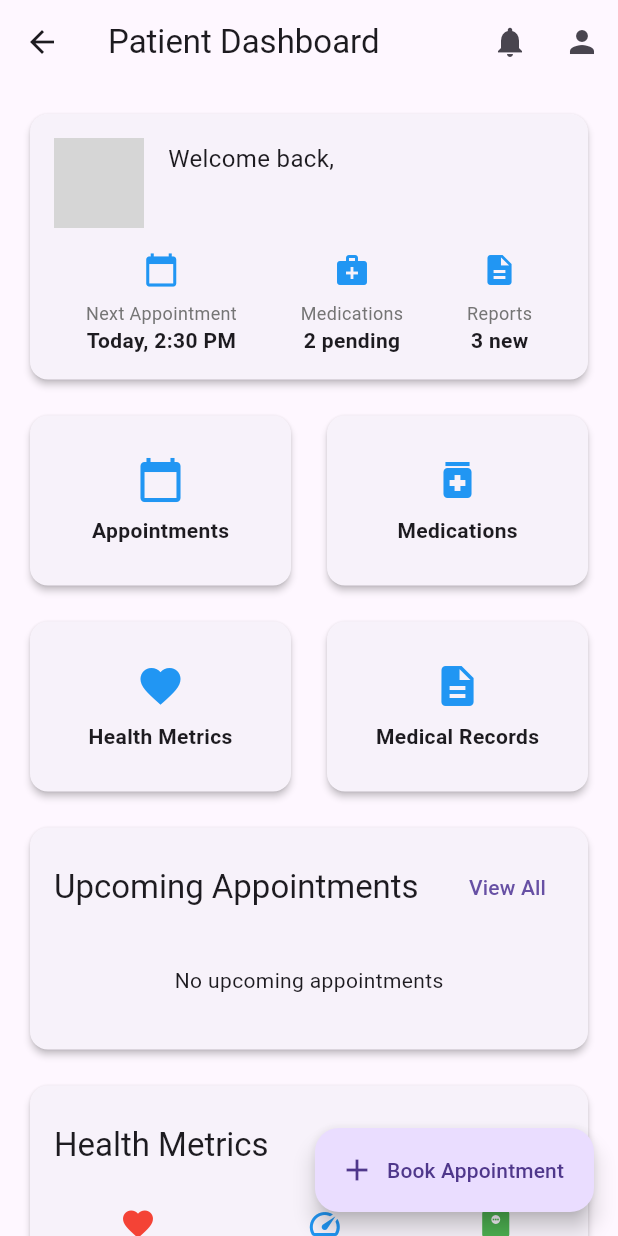
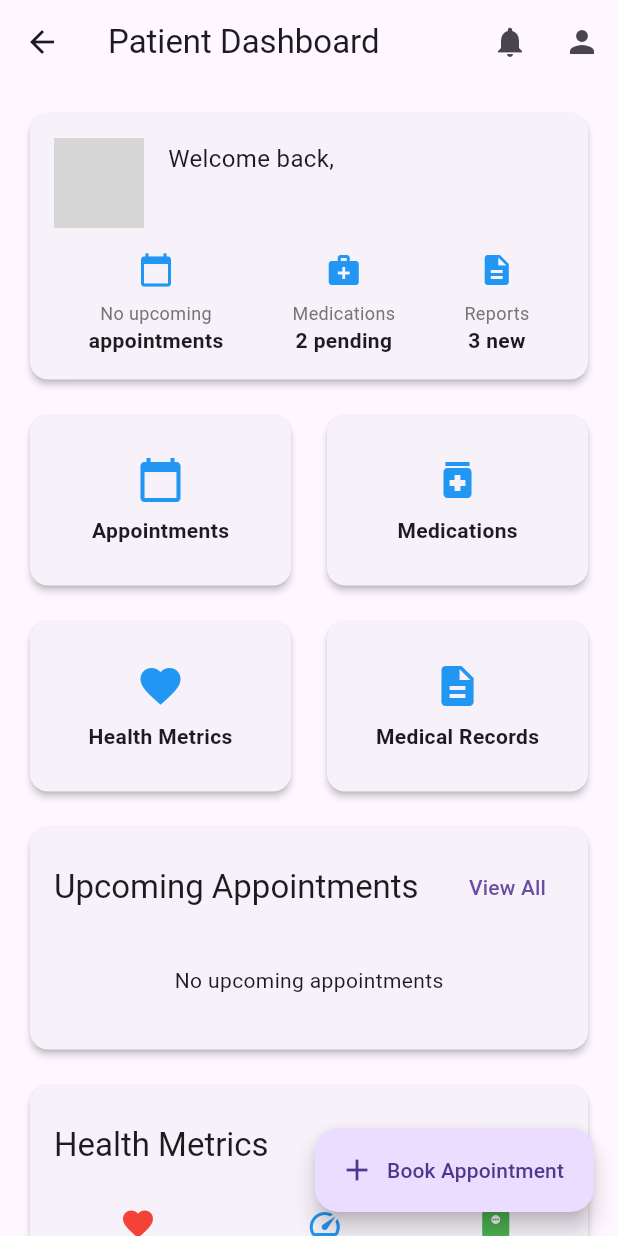
Before and after one commit to FairyEvilMoon/-Smart-Healthcare-Management-System-KU, a Flutter app: the PatientDashboard screen opened directly with empty values, on a phone screen of 412 x 824 dp. Run offline on Flutter 3.47's test engine with Material 3 defaults, Android fonts, the phone set to English and light mode, and no system bars; our stand-ins replace cloud_firestore, firebase_auth, firebase_core, fl_chart; accounts and stored records are empty; network calls fail; grey boxes are pictures that could not be loaded.

Commit message:
formatted files and added upcoming appointment in welcome card

```diff
--- a/healthcare_ku/lib/screens/health/add_health_metric_screen.dart
+++ b/healthcare_ku/lib/screens/dashboard/patient/health/add_health_metric_screen.dart
@@ -1,7 +1,7 @@
 import 'package:flutter/material.dart';
 import 'package:firebase_auth/firebase_auth.dart';
-import '../../services/firebase_service.dart';
-import '../../models/health_metric.dart';
+import '../../../../services/firebase_service.dart';
+import '../../../../models/health_metric.dart';
 
 class AddHealthMetricScreen extends StatefulWidget {
   @override
--- a/healthcare_ku/lib/screens/health/view_health_metrics_screen.dart
+++ b/healthcare_ku/lib/screens/dashboard/patient/health/view_health_metrics_screen.dart
@@ -1,8 +1,8 @@
 import 'package:flutter/material.dart';
 import 'package:fl_chart/fl_chart.dart';
 import 'package:firebase_auth/firebase_auth.dart';
-import '../../services/firebase_service.dart';
-import '../../models/health_metric.dart';
+import '../../../../services/firebase_service.dart';
+import '../../../../models/health_metric.dart';
 import 'add_health_metric_screen.dart';
 
 class ViewHealthMetricsScreen extends StatefulWidget {
--- a/healthcare_ku/lib/screens/dashboard/patient/patient_dashboard.dart
+++ b/healthcare_ku/lib/screens/dashboard/patient/patient_dashboard.dart
@@ -5,7 +5,7 @@ import 'package:healthcare_ku/models/appointment_model.dart';
 import 'package:healthcare_ku/models/health_metric.dart';
 import 'package:healthcare_ku/screens/dashboard/patient/appointments/book_appointment_screen.dart';
 import 'package:healthcare_ku/screens/dashboard/patient/appointments/upcoming_appointments_screen.dart';
-import 'package:healthcare_ku/screens/health/view_health_metrics_screen.dart';
+import 'package:healthcare_ku/screens/dashboard/patient/health/view_health_metrics_screen.dart';
 import 'package:healthcare_ku/services/appointment_service.dart';
 import 'package:intl/intl.dart';
 import '../../../models/patient_model.dart';
@@ -118,10 +118,26 @@ class _PatientDashboardState extends State<PatientDashboard> {
             Row(
               mainAxisAlignment: MainAxisAlignment.spaceAround,
               children: [
-                _buildStatusItem(
-                  'Next Appointment',
-                  'Today, 2:30 PM',
-                  Icons.calendar_today,
+                StreamBuilder<List<AppointmentModel>>(
+                  stream: AppointmentService()
+                      .getUpcomingAppointments(widget.patient.uid),
+                  builder: (context, snapshot) {
+                    String appointmentText = 'No upcoming';
+                    String timeText = 'appointments';
+
+                    if (snapshot.hasData && snapshot.data!.isNotEmpty) {
+                      final nextAppointment = snapshot.data!.first;
+                      appointmentText = 'Next Appointment';
+                      timeText = DateFormat('MMM d, h:mm a')
+                          .format(nextAppointment.dateTime);
+                    }
+
+                    return _buildStatusItem(
+                      appointmentText,
+                      timeText,
+                      Icons.calendar_today,
+                    );
+                  },
                 ),
                 _buildStatusItem(
                   'Medications',
```
